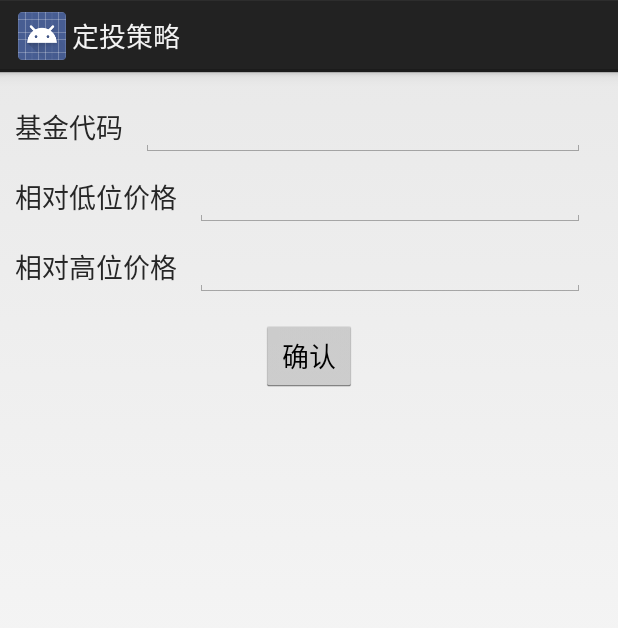
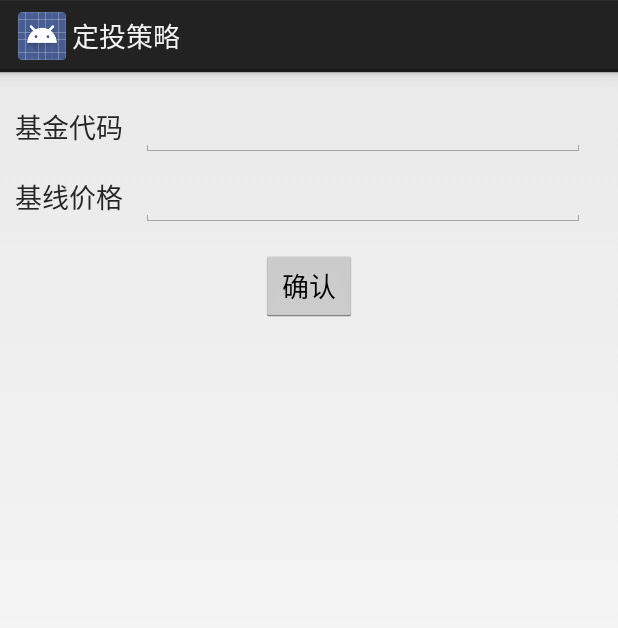
Before and after one commit to zerosnow/FoundationPlan, an Android app: the layout add_more_foundation_dialog.xml on its own in the app's theme, with its tools: preview values and no code run, on a phone screen of 412 x 824 dp. Shown: the top 628 px of the screen. Run offline under Robolectric (Android 15) with nearby library versions, the phone set to English and light mode, and no system bars.

Commit message:
修改策略

```diff
--- a/app/src/main/java/com/example/archerlei/foundationplan/main/AddMoreFoundationDialog.kt
+++ b/app/src/main/java/com/example/archerlei/foundationplan/main/AddMoreFoundationDialog.kt
@@ -22,14 +22,13 @@ class AddMoreFoundationDialog(context: Context, private val presenter: Foundatio
         findViewById<Button>(R.id.add_confirm).setOnClickListener {
             try {
                 val code = findViewById<EditText>(R.id.et_foundation_code).text.toString()
-                val rangeMin = findViewById<EditText>(R.id.et_range_min).text.toString().toFloat()
-                val rangeMax = findViewById<EditText>(R.id.et_range_max).text.toString().toFloat()
+                val baseLine = findViewById<EditText>(R.id.et_base_line).text.toString().toFloat()
 
                 if (code.length < 6) {
                     Toast.makeText(context, "基金代码长度必须为6位", Toast.LENGTH_LONG).show()
                     return@setOnClickListener
                 }
-                presenter.addData(code, rangeMin, rangeMax)
+                presenter.addData(code, baseLine)
                 dismiss()
             } catch (e: Exception) {
                 return@setOnClickListener
--- a/app/src/main/java/com/example/archerlei/foundationplan/main/MainActivity.kt
+++ b/app/src/main/java/com/example/archerlei/foundationplan/main/MainActivity.kt
@@ -87,10 +87,6 @@ class MainActivity : Activity() {
             dialog.setCancelable(true)
             dialog.show()
         }
-
-        findViewById<TextView>(R.id.update_range_after_buy).setOnClickListener {
-            mFoundationPlanPresenter.updateRange()
-        }
     }
 
     private val mFoundationPlanView = object :IFoundationPlanView {
--- a/app/src/main/java/com/example/archerlei/foundationplan/main/model/FoundationData.kt
+++ b/app/src/main/java/com/example/archerlei/foundationplan/main/model/FoundationData.kt
@@ -13,10 +13,8 @@ import java.io.Serializable
 open class FoundationData : Serializable{
     var id = DEFAULT_STRING
     var name = DEFAULT_STRING
-    var rangeMin = DEFAULT_FLOAT
-    var rangeMax = DEFAULT_FLOAT
+    var baseLine = DEFAULT_FLOAT
     var curPrice = DEFAULT_FLOAT
     var priceTime = DEFAULT_LONG
-    var recommendNum = DEFAULT_INT
-    var recommendRmb = DEFAULT_INT
+    var offsetPercent = DEFAULT_FLOAT
 }
--- a/app/src/main/res/layout/add_more_foundation_dialog.xml
+++ b/app/src/main/res/layout/add_more_foundation_dialog.xml
@@ -42,35 +42,10 @@
             android:layout_height="wrap_content"
             android:textColor="@color/colorBlack"
             android:textSize="18sp"
-            android:text="@string/range_min"/>
+            android:text="@string/base_line"/>
 
         <EditText
-            android:id="@+id/et_range_min"
-            android:layout_width="match_parent"
-            android:layout_height="wrap_content"
-            android:layout_marginLeft="12dp"
-            android:layout_marginRight="12dp"
-            android:textSize="16sp"
-            android:textColor="@color/colorGray"
-            android:inputType="numberDecimal"
-            tools:ignore="Autofill,LabelFor" />
-    </LinearLayout>
-
-    <LinearLayout
-        android:layout_width="match_parent"
-        android:layout_height="wrap_content"
-        android:layout_marginTop="10dp"
-        android:orientation="horizontal">
-
-        <TextView
-            android:layout_width="wrap_content"
-            android:layout_height="wrap_content"
-            android:textColor="@color/colorBlack"
-            android:textSize="18sp"
-            android:text="@string/range_max"/>
-
-        <EditText
-            android:id="@+id/et_range_max"
+            android:id="@+id/et_base_line"
             android:layout_width="match_parent"
             android:layout_height="wrap_content"
             android:layout_marginLeft="12dp"
--- a/app/src/main/res/layout/foundation_plan_item.xml
+++ b/app/src/main/res/layout/foundation_plan_item.xml
@@ -14,7 +14,7 @@
             android:textColor="@color/colorBlack"/>
 
     <TextView
-            android:id="@+id/foundation_range"
+            android:id="@+id/foundation_base_line"
             android:layout_width="wrap_content"
             android:layout_height="wrap_content"
             android:layout_below="@id/foundation_name"
@@ -34,7 +34,7 @@
             android:textColor="@color/colorAccent" />
 
     <TextView
-            android:id="@+id/foundation_recommend"
+            android:id="@+id/foundation_offset"
             android:layout_width="wrap_content"
             android:layout_height="wrap_content"
             android:layout_below="@id/foundation_price"
--- a/app/src/main/res/values/strings.xml
+++ b/app/src/main/res/values/strings.xml
@@ -8,6 +8,7 @@
     <string name="foundation_code">基金代码</string>
     <string name="range_min">相对低位价格</string>
     <string name="range_max">相对高位价格</string>
+    <string name="base_line">基线价格</string>
 
     <string name="confirm">确认</string>
 </resources>
```
Also changed, not shown: app/src/main/java/com/example/archerlei/foundationplan/main/adapter/FoundationPlanAdapter.kt (+14 -6 lines), app/src/main/java/com/example/archerlei/foundationplan/main/presenter/FoundationPlanPresenter.kt (+5 -48 lines), app/src/main/res/layout/activity_main.xml (+0 -18 lines), 3 other files.
